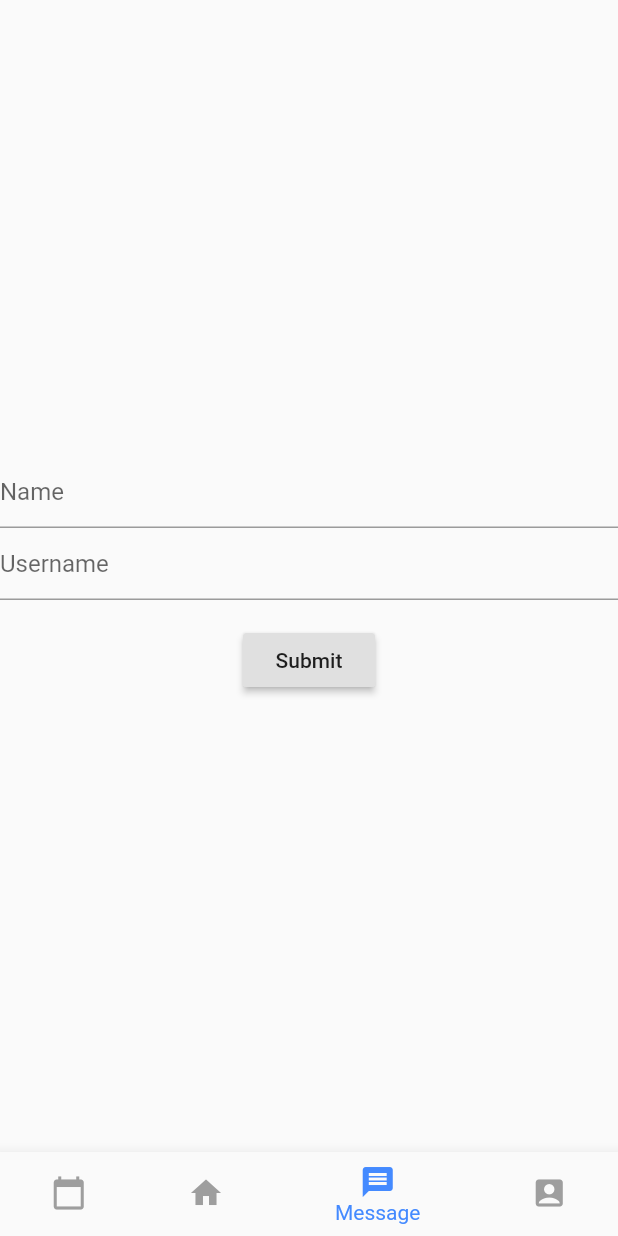
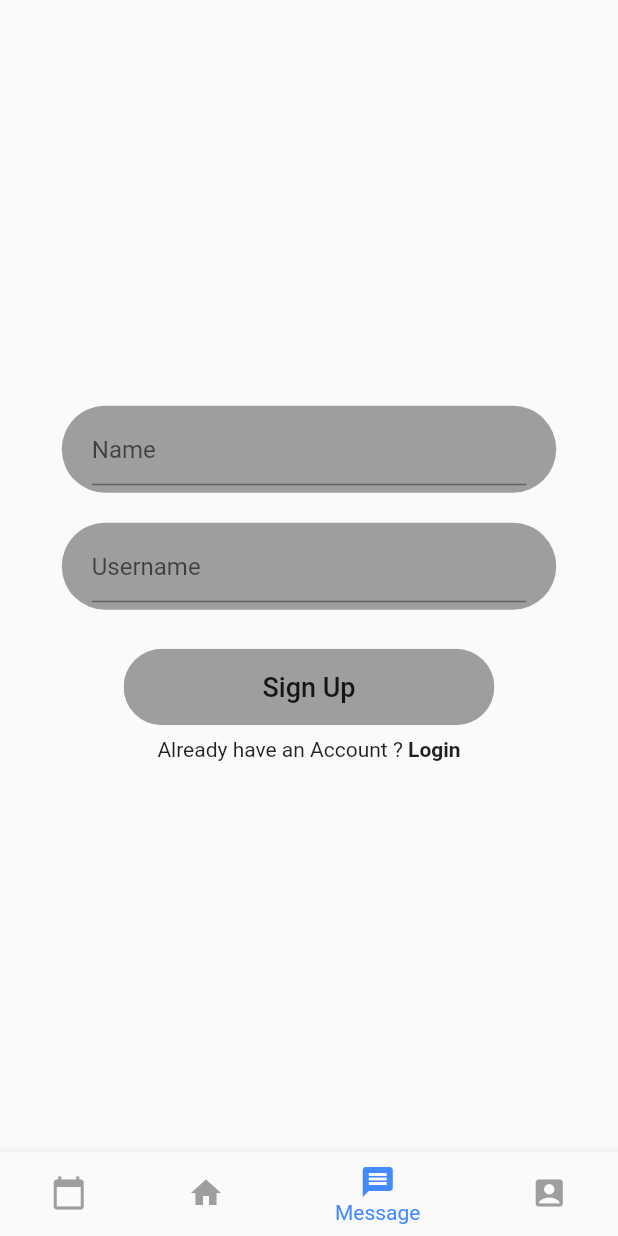
Before and after one commit to m-alexeev/flutterScheduler, a Flutter app: the screen it shows after launch, item 3 of the bottom bar chosen, on a phone screen of 412 x 824 dp. Run offline on Flutter 3.47's test engine with Material 2 defaults, Android fonts, the phone set to English and light mode, and no system bars.

Commit message:
Creating signup/login screen, need to add routes to navigate the app

```diff
--- /dev/null
+++ b/lib/components/AccountExists.dart
@@ -0,0 +1,31 @@
+import 'package:flutter/material.dart';
+
+class AccountExists extends StatelessWidget {
+  final bool login;
+  final Function press;
+  const AccountExists({
+    Key key,
+    this.login = true,
+    this.press,
+  }) : super(key : key);
+
+  @override
+  Widget build(BuildContext context) {
+    return Row(
+      mainAxisAlignment: MainAxisAlignment.center,
+      children: <Widget>[
+        Text(
+          login ? "Don't have an Account ? " : "Already have an Account ? ",
+        ),
+        GestureDetector(
+          onTap: press,
+          child: Text(
+            login? "Sign Up" : "Login",
+            style: TextStyle(fontWeight: FontWeight.bold)
+            ,
+          ),
+        )
+      ],
+    );
+  }
+}
--- /dev/null
+++ b/lib/components/rounded_text_box.dart
@@ -0,0 +1,25 @@
+import 'package:flutter/material.dart';
+
+class TextFieldContainer extends StatelessWidget {
+  final Widget child;
+  const TextFieldContainer({
+    Key key,
+    this.child,
+  }) : super(key: key);
+
+  @override
+  Widget build(BuildContext context) {
+    Size size = MediaQuery.of(context).size;
+    return Container(
+      margin: EdgeInsets.symmetric(vertical: 10),
+      padding: EdgeInsets.symmetric(horizontal: 20, vertical: 5),
+      width: size.width * 0.8,
+      decoration: BoxDecoration(
+        border: null,
+        color: Colors.grey,
+        borderRadius: BorderRadius.circular(29),
+      ),
+      child: child,
+    );
+  }
+}
--- a/lib/main.dart
+++ b/lib/main.dart
@@ -5,11 +5,13 @@
 import 'package:flutter/material.dart';
 import 'package:flutter_app/models/User.dart';
 import 'package:flutter_app/screens/MainScreen.dart';
+import 'package:flutter_app/screens/SignUp.dart';
 
 import 'models/UserManager.dart';
 
 void main() {
   runApp(MyApp());
+  //Temp user generation
   UserManager manager = UserManager();
   for (var i = 0 ; i < 5; i ++){
     manager.addToList(new User("userName $i", "Fname $i" , "Lname$i" ));
@@ -23,6 +25,9 @@ class MyApp extends StatelessWidget {
      return MaterialApp(
           title: 'Welcome to Flutter',
           home: new MainScreen(),
+       routes: <String, WidgetBuilder>{
+            "signup" : (BuildContext context) => new SignUpScreen(),
+       },
     );
   }
 }
--- a/lib/screens/MainScreen.dart
+++ b/lib/screens/MainScreen.dart
@@ -6,6 +6,8 @@ import 'package:flutter_app/screens/UserScreen.dart';
 
 
 class MainScreen extends StatelessWidget{
+  final String title;
+  MainScreen({Key key, this.title}) : super(key:key);
 
   @override
   Widget build(BuildContext context) {
--- a/lib/screens/SignUp.dart
+++ b/lib/screens/SignUp.dart
@@ -1,4 +1,7 @@
 import 'package:flutter/material.dart';
+import 'package:flutter_app/components/AccountExists.dart';
+import 'package:flutter_app/components/rounded_text_box.dart';
+import 'package:flutter_app/screens/MainScreen.dart';
 
 class SignUpScreen extends StatefulWidget {
   @override
@@ -7,47 +10,59 @@ class SignUpScreen extends StatefulWidget {
 
 class _SignUpScreenState extends State<SignUpScreen> {
   final _formKey = GlobalKey<FormState>();
+
   @override
   Widget build(BuildContext context) {
-    return Form(
+    return new Scaffold(
+      body: Center(
+        child: Form(
           key: _formKey,
           child: Column(
               mainAxisAlignment: MainAxisAlignment.center,
-        children: <Widget> [
-          nameFormField(context),
-          usernameFormField(context),
+              children: <Widget>[
+                TextFieldContainer(
+                  child: nameFormField(context),
+                ),
+                TextFieldContainer(
+                  child : usernameFormField(context),
+                ),
                 Padding(
-            padding: EdgeInsets.only(top : 16.0),
-            child : saveButton(),
-          )
-      ]
+                  padding: EdgeInsets.only(top: 16.0),
+                  child: saveButton(context),
+                ),
+                Padding(
+                  padding: EdgeInsets.only(top: 8),
+                  child : AccountExists(
+                    login: false,
+                    press: () {
+                      return new MainScreen();
+                    },
+                  ),
+                ),
+              ]),
+        ),
       ),
     );
   }
 
-  TextFormField nameFormField(BuildContext context){
+  TextFormField nameFormField(BuildContext context) {
     return TextFormField(
         textInputAction: TextInputAction.done,
-      decoration: InputDecoration (
-        hintText: "Name"
-      ),
-      validator:( value){
-        if (value.isEmpty){
+        decoration: InputDecoration(hintText: "Name"),
+        validator: (value) {
+          if (value.isEmpty) {
             return 'Please enter name';
           }
           return null;
-      }
-    );
+        });
   }
 
-  TextFormField usernameFormField(BuildContext context){
+  TextFormField usernameFormField(BuildContext context) {
     return TextFormField(
       textInputAction: TextInputAction.done,
-      decoration: InputDecoration(
-        hintText: "Username"
-      ),
-      validator: (value){
-        if (value.isEmpty){
+      decoration: InputDecoration(hintText: "Username"),
+      validator: (value) {
+        if (value.isEmpty) {
           return 'Please enter username';
         }
         return null;
@@ -55,15 +70,28 @@ class _SignUpScreenState extends State<SignUpScreen> {
     );
   }
 
-  RaisedButton saveButton(){
-    return RaisedButton(
-      onPressed: (){
-        if (_formKey.currentState.validate()){
+
+  //Validate User Creation
+  //TODO: Use BLoc
+  Container saveButton(BuildContext context) {
+    Size size = MediaQuery.of(context).size;
+    return Container(
+      width: size.width * 0.6 ,
+      child: ClipRRect(
+        borderRadius: BorderRadius.circular(29),
+        child: FlatButton(
+          color: Colors.grey,
+          padding: EdgeInsets.symmetric(vertical: 15, horizontal: 20),
+          onPressed: () {
+            if (_formKey.currentState.validate()) {
               print("Successfuly created user");
+
             }
           },
-      child: Text("Submit"),
+          child: Text("Sign Up",
+          style: TextStyle(fontSize: 18),),
+        ),
+      ),
     );
   }
-
 }
```
Lines whose indentation alone changed are shown as unchanged.
